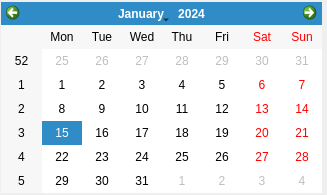
Old version of the form vencalendar.ui in the repository JaviusssBesi/BESADAPEREZ.
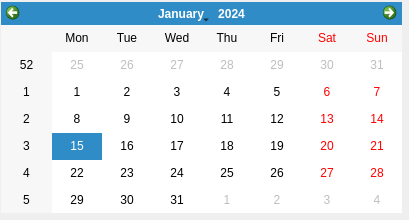
New version of the form.

Diff of the .ui file:
```diff
--- a/vencalendar.ui
+++ b/vencalendar.ui
@@ -6,8 +6,8 @@
    <rect>
     <x>0</x>
     <y>0</y>
-    <width>327</width>
-    <height>195</height>
+    <width>409</width>
+    <height>220</height>
    </rect>
   </property>
   <property name="windowTitle">
@@ -21,8 +21,8 @@
     <rect>
      <x>1</x>
      <y>2</y>
-     <width>321</width>
-     <height>191</height>
+     <width>401</width>
+     <height>211</height>
     </rect>
    </property>
   </widget>
```
